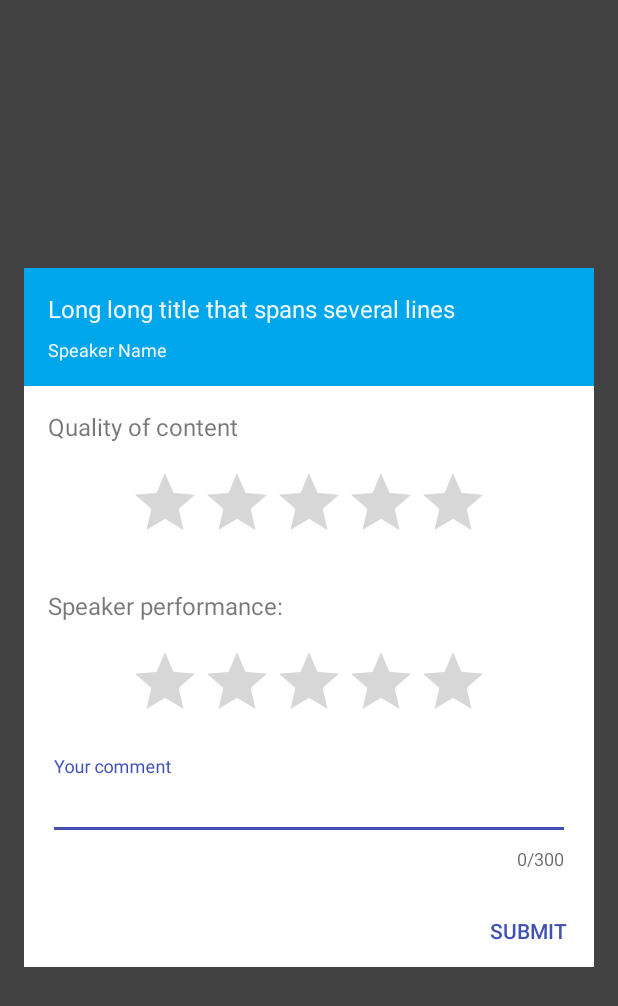
After one commit to RigaDevDay/rdd-android, an Android app: the layout activity_rate.xml on its own in the app's theme, with its tools: preview values and no code run, on a phone screen of 412 x 824 dp. The commit adds this screen. Shown: the top 1006 px of the screen. Run offline under Robolectric (Android 15) with nearby library versions, the phone set to English and light mode, and no system bars.

Commit message:
Rating screen ui

```diff
--- a/app/src/main/AndroidManifest.xml
+++ b/app/src/main/AndroidManifest.xml
@@ -51,6 +51,12 @@
             />
 
         <activity
+            android:name=".ui.schedule.rate.RateActivity"
+            android:screenOrientation="portrait"
+            android:theme="@style/ThemeTranslucent"
+            />
+
+        <activity
             android:name=".ui.licences.LicencesActivity"
             android:screenOrientation="portrait"
             />
--- a/app/src/main/kotlin/lv/rigadevday/android/ui/Intents.kt
+++ b/app/src/main/kotlin/lv/rigadevday/android/ui/Intents.kt
@@ -8,6 +8,7 @@ import lv.rigadevday.android.R
 import lv.rigadevday.android.ui.licences.LicencesActivity
 import lv.rigadevday.android.ui.schedule.TimeslotData
 import lv.rigadevday.android.ui.schedule.details.SessionDetailsActivity
+import lv.rigadevday.android.ui.schedule.rate.RateActivity
 import lv.rigadevday.android.ui.schedule.sessions.SessionsActivity
 import lv.rigadevday.android.ui.schedule.toBundle
 import lv.rigadevday.android.ui.speakers.SpeakerDialogActivity
@@ -53,11 +54,15 @@ private fun Context.sessionDetailsIntent(sessionId: Int, skippable: Boolean = fa
         putExtra(EXTRA_SESSION_SKIPPABLE, skippable)
     }
 
+fun Context.openRateSessionActivity(sessionId: Int) {
+    Intent(this, RateActivity::class.java).apply {
+        putExtra(EXTRA_SESSION_ID, sessionId)
+    }.start(this)
+}
 
 fun Context.openLicencesActivity() {
     Intent(this, LicencesActivity::class.java).start(from = this)
 }
-
 
 fun Context.openWeb(link: String) {
     BaseApp.graph.analytics().linkOpened(link)
--- a/app/src/main/kotlin/lv/rigadevday/android/ui/schedule/details/SessionDetailsActivity.kt
+++ b/app/src/main/kotlin/lv/rigadevday/android/ui/schedule/details/SessionDetailsActivity.kt
@@ -11,9 +11,13 @@ import lv.rigadevday.android.repository.model.schedule.Session
 import lv.rigadevday.android.ui.EXTRA_SESSION_ID
 import lv.rigadevday.android.ui.EXTRA_SESSION_SKIPPABLE
 import lv.rigadevday.android.ui.base.BaseActivity
+import lv.rigadevday.android.ui.openRateSessionActivity
 import lv.rigadevday.android.ui.openSpeakerActivity
-import lv.rigadevday.android.utils.*
+import lv.rigadevday.android.utils.BaseApp
 import lv.rigadevday.android.utils.auth.AuthStorage
+import lv.rigadevday.android.utils.fromHtml
+import lv.rigadevday.android.utils.show
+import lv.rigadevday.android.utils.showMessage
 import javax.inject.Inject
 
 class SessionDetailsActivity : BaseActivity() {
@@ -24,15 +28,21 @@ class SessionDetailsActivity : BaseActivity() {
 
     override val layoutId = R.layout.activity_session_details
 
+    private var sessionId : Int = 0
+
     override fun inject() {
         BaseApp.graph.inject(this)
     }
 
+    override fun refreshLoginState() {
+        updateLoginRateButton()
+    }
+
     override fun viewReady() {
-        val sessionId = intent.extras.getInt(EXTRA_SESSION_ID)
+        sessionId = intent.extras.getInt(EXTRA_SESSION_ID)
         val skippable = intent.extras.getBoolean(EXTRA_SESSION_SKIPPABLE, false)
 
-        updateLoginButton()
+        updateLoginRateButton()
         session_background.setOnClickListener { finish() }
 
         if (skippable) with(session_to_schedule) {
@@ -69,20 +79,18 @@ class SessionDetailsActivity : BaseActivity() {
 
     private fun <T, R> biFunction(function: (T, R) -> T): BiFunction<T, R, T> = BiFunction(function)
 
-    private fun updateLoginButton() {
+    private fun updateLoginRateButton() {
         if (!authStorage.hasLogin) {
-            session_login.setOnClickListener {
+            session_login_rate.setText(R.string.session_login_to_rate)
+            session_login_rate.setOnClickListener {
                 loginWrapper.logIn(this)
             }
-            session_details_bookmark.hide()
         } else {
-            session_login.hide()
-            session_details_bookmark.show()
+            session_login_rate.setText(R.string.session_rate)
+            session_login_rate.setOnClickListener {
+                openRateSessionActivity(sessionId)
+            }
         }
-    }
-
-    override fun refreshLoginState() {
-        updateLoginButton()
     }
 
     private fun updateBookmarkIcon(session: Session, sessionId: Int) {
--- /dev/null
+++ b/app/src/main/kotlin/lv/rigadevday/android/ui/schedule/rate/RateActivity.kt
@@ -0,0 +1,41 @@
+package lv.rigadevday.android.ui.schedule.rate
+
+import kotlinx.android.synthetic.main.activity_rate.*
+import kotlinx.android.synthetic.main.activity_session_details.*
+import lv.rigadevday.android.R
+import lv.rigadevday.android.repository.Repository
+import lv.rigadevday.android.ui.EXTRA_SESSION_ID
+import lv.rigadevday.android.ui.base.BaseActivity
+import lv.rigadevday.android.ui.openSpeakerActivity
+import lv.rigadevday.android.utils.BaseApp
+import lv.rigadevday.android.utils.showMessage
+import javax.inject.Inject
+
+class RateActivity : BaseActivity() {
+
+    @Inject lateinit var repo: Repository
+
+    override val layoutId = R.layout.activity_rate
+
+    override fun inject() = BaseApp.graph.inject(this)
+
+    override fun viewReady() {
+
+        val sessionId = intent.extras.getInt(EXTRA_SESSION_ID)
+
+        dataFetchSubscription = repo.session(sessionId).subscribe(
+            { session ->
+                rate_session_header.setBackgroundColor(session.color)
+                rate_session_title.text = session.title
+
+                val speaker = session.speakerObjects.first()
+                rate_session_speaker.text = speaker.name
+                rate_session_speaker.setOnClickListener { it.context.openSpeakerActivity(speaker.id) }
+
+            },
+            { session_details_description.showMessage(R.string.error_message) }
+        )
+
+    }
+
+}
--- a/app/src/main/kotlin/lv/rigadevday/android/utils/di/AppGraph.kt
+++ b/app/src/main/kotlin/lv/rigadevday/android/utils/di/AppGraph.kt
@@ -6,6 +6,7 @@ import lv.rigadevday.android.ui.schedule.MyScheduleFragment
 import lv.rigadevday.android.ui.schedule.day.DayScheduleFragment
 import lv.rigadevday.android.ui.schedule.day.adapter.ScheduleAdapter
 import lv.rigadevday.android.ui.schedule.details.SessionDetailsActivity
+import lv.rigadevday.android.ui.schedule.rate.RateActivity
 import lv.rigadevday.android.ui.schedule.sessions.SessionsActivity
 import lv.rigadevday.android.ui.speakers.SpeakerDialogActivity
 import lv.rigadevday.android.ui.speakers.SpeakerListFragment
@@ -31,6 +32,7 @@ interface AppGraph {
     fun inject(activity: SpeakerDialogActivity)
     fun inject(activity: SessionsActivity)
     fun inject(activity: SessionDetailsActivity)
+    fun inject(activity: RateActivity)
 
     // Fragments
     fun inject(fragment: SpeakerListFragment)
--- /dev/null
+++ b/app/src/main/res/layout/activity_rate.xml
@@ -0,0 +1,137 @@
+<?xml version="1.0" encoding="utf-8"?>
+<FrameLayout
+    android:id="@+id/session_background"
+    style="@style/Match"
+    xmlns:android="http://schemas.android.com/apk/res/android"
+    xmlns:app="http://schemas.android.com/apk/res-auto"
+    xmlns:tools="http://schemas.android.com/tools"
+    android:background="@color/dialog_background"
+    android:clickable="true"
+    android:orientation="vertical">
+
+    <RelativeLayout
+        style="@style/MatchWrap"
+        android:layout_gravity="center"
+        android:layout_margin="@dimen/session_content_padding"
+        android:background="@color/screen_background"
+        android:clickable="true"
+        android:orientation="vertical"
+        >
+
+        <LinearLayout
+            android:id="@+id/rate_session_header"
+            style="@style/MatchWrap"
+            android:background="@color/session_header"
+            android:orientation="vertical"
+            android:padding="@dimen/session_content_padding"
+            >
+
+            <TextView
+                android:id="@+id/rate_session_title"
+                style="@style/Sessions.Text"
+                android:textColor="@color/text_light_primary"
+                android:textSize="@dimen/text_size_subheading"
+                tools:text="Long long title that spans several lines "
+                />
+
+            <TextView
+                android:id="@+id/rate_session_speaker"
+                style="@style/Sessions.Text"
+                android:layout_marginEnd="@dimen/session_details_header_padding"
+                android:layout_marginTop="@dimen/base_margin"
+                android:clickable="true"
+                android:textColor="@color/text_light_primary"
+                android:textSize="@dimen/text_size_caption"
+                tools:text="Speaker Name"
+                />
+        </LinearLayout>
+
+        <TextView
+            android:id="@+id/rate_session_content_header"
+            style="@style/MatchWrap"
+            android:layout_below="@id/rate_session_header"
+            android:fontFamily="@string/family_regular"
+            android:padding="@dimen/session_content_padding"
+            android:text="@string/rate_quality_of_content"
+            android:textColor="@color/text_dark_secondary"
+            android:textSize="@dimen/text_size_subheading"
+            android:textStyle="normal"
+            />
+
+        <RatingBar
+            android:id="@+id/rate_session_content_stars"
+            style="@style/Wrap"
+            android:layout_below="@id/rate_session_content_header"
+            android:layout_centerHorizontal="true"
+            android:max="5"
+            android:numStars="5"
+            android:stepSize="1"
+            android:theme="@style/RddMaterialTheme"
+            />
+
+        <TextView
+            android:id="@+id/rate_session_speaker_header"
+            style="@style/MatchWrap"
+            android:layout_below="@id/rate_session_content_stars"
+            android:layout_marginTop="@dimen/base_margin"
+            android:fontFamily="@string/family_regular"
+            android:padding="@dimen/session_content_padding"
+            android:text="@string/rate_speaker_performance"
+            android:textColor="@color/text_dark_secondary"
+            android:textSize="@dimen/text_size_subheading"
+            android:textStyle="normal"
+            />
+
+        <RatingBar
+            android:id="@+id/rate_session_speaker_stars"
+            style="@style/Wrap"
+            android:layout_below="@id/rate_session_speaker_header"
+            android:layout_centerHorizontal="true"
+            android:max="5"
+            android:numStars="5"
+            android:stepSize="1"
+            android:theme="@style/RddMaterialTheme"
+            />
+
+        <android.support.design.widget.TextInputLayout
+            android:id="@+id/rate_session_comment_layout"
+            style="@style/MatchWrap"
+            android:layout_below="@id/rate_session_speaker_stars"
+            android:imeOptions="actionDone"
+            android:padding="@dimen/session_content_padding"
+            android:theme="@style/RddMaterialTheme"
+            app:counterEnabled="true"
+            app:counterMaxLength="300"
+            app:hintAnimationEnabled="true"
+
+            >
+
+            <android.support.design.widget.TextInputEditText
+                android:id="@+id/rate_session_comment_input"
+                style="@style/Match"
+                android:hint="@string/rate_your_comment"
+                android:maxLength="300"
+                android:maxLines="3"
+                android:theme="@style/RddMaterialTheme"
+                />
+
+        </android.support.design.widget.TextInputLayout>
+
+        <Button
+            android:id="@+id/rate_session_submit"
+            style="@style/Widget.AppCompat.Button.Borderless.Colored"
+            android:layout_width="wrap_content"
+            android:layout_height="wrap_content"
+            android:layout_alignParentEnd="true"
+            android:layout_below="@id/rate_session_comment_layout"
+            android:background="@drawable/item_selector_borderless"
+            android:paddingEnd="@dimen/base_margin"
+            android:paddingStart="@dimen/base_margin"
+            android:text="@string/rate_submit"
+            android:textColor="@color/color_accent"
+            />
+
+    </RelativeLayout>
+
+
+</FrameLayout>
--- a/app/src/main/res/layout/activity_session_details.xml
+++ b/app/src/main/res/layout/activity_session_details.xml
@@ -103,7 +103,7 @@
             />
 
         <Button
-            android:id="@+id/session_login"
+            android:id="@+id/session_login_rate"
             style="@style/Widget.AppCompat.Button.Borderless.Colored"
             android:layout_width="wrap_content"
             android:layout_height="wrap_content"
@@ -113,7 +113,7 @@
             android:background="@drawable/item_selector_borderless"
             android:paddingEnd="@dimen/base_margin"
             android:paddingStart="@dimen/base_margin"
-            android:text="@string/session_login_to_save"
+            android:text="@string/session_login_to_rate"
             android:textColor="@color/color_accent"
             />
 
--- a/app/src/main/res/values/strings.xml
+++ b/app/src/main/res/values/strings.xml
@@ -28,7 +28,13 @@
     <string name="sessions_filter_clear">Clear filter</string>
     <string name="sessions_bookmark_saved">Bookmark saved</string>
     <string name="sessions_to_schedule">To schedule</string>
-    <string name="session_login_to_save">Login to save and rate</string>
+    <string name="session_login_to_rate">Login to rate</string>
+    <string name="session_rate">Rate session</string>
+
+    <string name="rate_quality_of_content">Quality of content</string>
+    <string name="rate_speaker_performance">Speaker performance:</string>
+    <string name="rate_your_comment">Your comment</string>
+    <string name="rate_submit">Submit</string>
 
     <string name="venues_title">Venues</string>
     <string name="venues_address">Address:</string>
```
